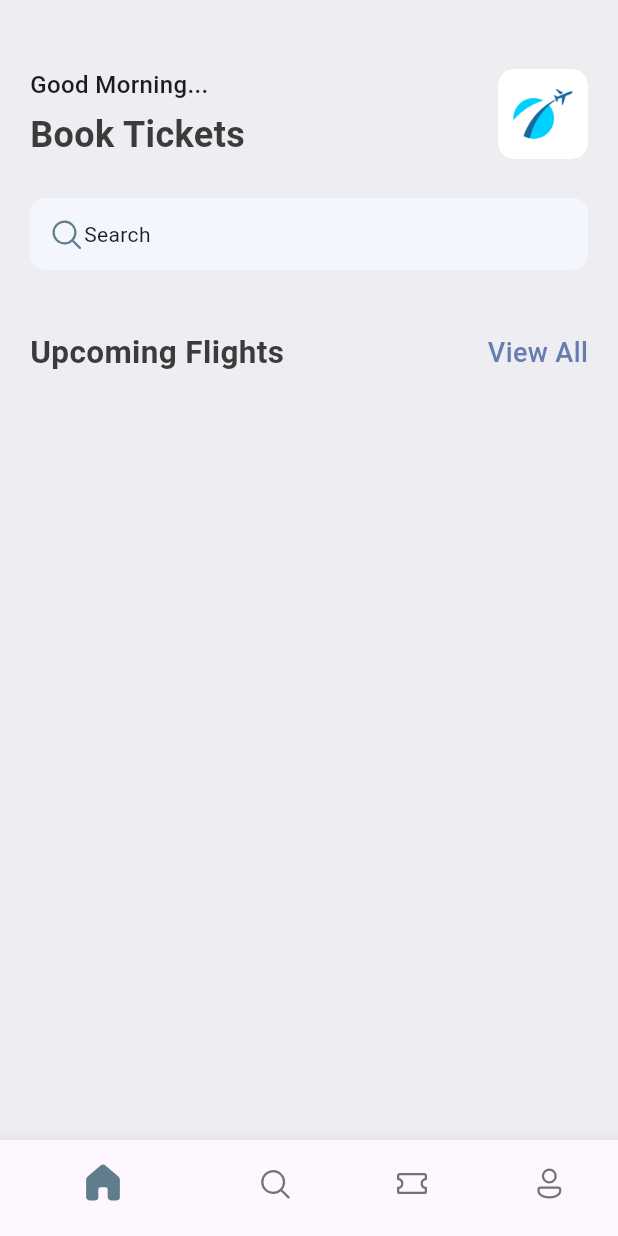
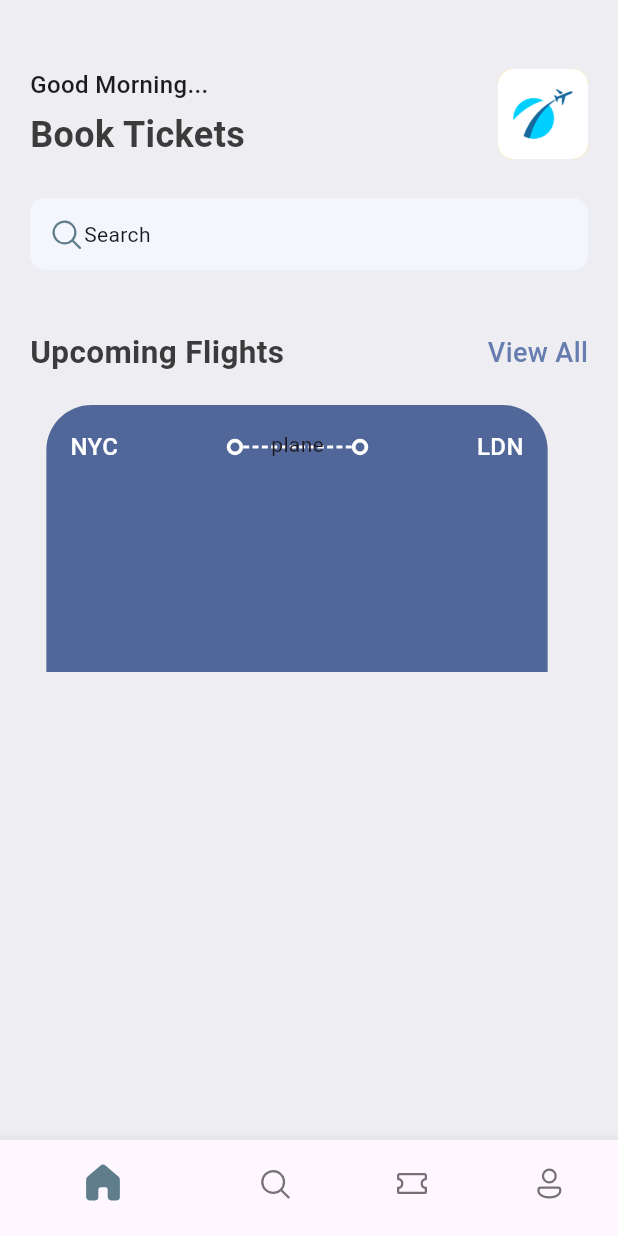
Before and after one commit to carlstep/ticket_app, a Flutter app: the screen it shows after launch, on a phone screen of 412 x 824 dp. Run offline on Flutter 3.47's test engine with Material 3 defaults, Android fonts, the phone set to English and light mode, and no system bars; our stand-ins replace fluentui_icons.

Commit message:
AppLayoutBuilderWidget wip

```diff
--- a/lib/base/res/styles/app_styles.dart
+++ b/lib/base/res/styles/app_styles.dart
@@ -13,6 +13,9 @@ class AppStyle {
   static Color bgColor = const Color(0xFFeeedf2);
 
   static Color textColor = const Color(0xFF3b3b3b);
+
+  // ticket view color
+  static Color ticketBlue = const Color(0xFF526799);
 
   static TextStyle textStyle =
       TextStyle(fontSize: 18, color: textColor, fontWeight: FontWeight.w500);
--- a/lib/base/widgets/app_double_text.dart
+++ b/lib/base/widgets/app_double_text.dart
@@ -2,7 +2,7 @@
 import 'package:flutter/material.dart';
 import 'package:ticket_app/base/res/styles/app_styles.dart';
 
-// a reusable widget to display text headings
+// a reusable widget to display section text headings
 // passes bigText variable and smallText variable
 //
 class AppDoubleText extends StatelessWidget {
--- /dev/null
+++ b/lib/base/widgets/app_layoutbuilder_widget.dart
@@ -0,0 +1,44 @@
+// ignore_for_file: public_member_api_docs, sort_constructors_first
+import 'package:flutter/material.dart';
+
+class AppLayoutBuilderWidget extends StatelessWidget {
+  // randomDivider variable passed to parent widget
+  final int randomDivider;
+
+  const AppLayoutBuilderWidget({
+    super.key,
+    required this.randomDivider,
+  });
+
+  @override
+  Widget build(BuildContext context) {
+    // LayoutBuilder adjusts the layout based on the constraints provided by the parent widget
+    return LayoutBuilder(
+        builder: (BuildContext context, BoxConstraints constraints) {
+      print('${(constraints.constrainWidth() / randomDivider).floor()}');
+      // Flex controls the distribution of available space
+      // must have a direction property
+      return Flex(
+        mainAxisAlignment: MainAxisAlignment.spaceBetween,
+        direction: Axis.horizontal,
+        // List.generate is used to generate a list of widgets based on a given condition
+        children: List.generate(
+          // (constraints.constrainWidth() / randomDivider).floor(), - this expression calculates the number of dividers to generate
+          // constraints.constrainWidth() >> retrieves the available width
+          // / randomDivider >> divides the available width by the given value, 6 in this case.
+          // .floor() >> method to round down the result to an integer (the integer is divided by randomDivider)
+          (constraints.constrainWidth() / randomDivider).floor(),
+          // at each index, returns a SizedBox
+          (index) => const SizedBox(
+            // width defines the length of the divider
+            // height defines the thickness
+            width: 4,
+            height: 2,
+            child: DecoratedBox(decoration: BoxDecoration(color: Colors.white)),
+          ),
+          // The AppLayoutBuilderWidget allows for dynamic generation of dividers based on the available space.
+        ),
+      );
+    });
+  }
+}
--- /dev/null
+++ b/lib/base/widgets/big_dot.dart
@@ -0,0 +1,19 @@
+import 'package:flutter/material.dart';
+
+class BigDot extends StatelessWidget {
+  const BigDot({super.key});
+
+  @override
+  Widget build(BuildContext context) {
+    return Container(
+      // padding determines the size of BigDot
+      padding: const EdgeInsets.all(3),
+      decoration: BoxDecoration(
+        // width determines the thickness of the line
+        border: Border.all(width: 2.5, color: Colors.white),
+        // borderRadius creates the circle effect
+        borderRadius: BorderRadius.circular(20),
+      ),
+    );
+  }
+}
--- /dev/null
+++ b/lib/base/widgets/ticket_view.dart
@@ -0,0 +1,73 @@
+import 'package:flutter/material.dart';
+import 'package:ticket_app/base/res/styles/app_styles.dart';
+import 'package:ticket_app/base/widgets/app_layoutbuilder_widget.dart';
+import 'package:ticket_app/base/widgets/big_dot.dart';
+
+class TicketView extends StatelessWidget {
+  const TicketView({super.key});
+
+  @override
+  Widget build(BuildContext context) {
+    final size = MediaQuery.of(context).size.width * 0.85;
+    return SizedBox(
+      height: 178,
+      width: size,
+      child: Container(
+        padding: const EdgeInsets.all(16),
+        margin: const EdgeInsets.only(right: 16),
+        decoration: BoxDecoration(
+          color: AppStyle.ticketBlue,
+          borderRadius: const BorderRadius.only(
+              topLeft: Radius.circular(30), topRight: Radius.circular(30)),
+        ),
+        child: Column(
+          children: [
+            Row(
+              children: [
+                // Text to display origin location
+                Text(
+                  'NYC',
+                  style: AppStyle.headlineStyle3.copyWith(color: Colors.white),
+                ),
+                Expanded(
+                  child: Container(),
+                ),
+                // BigDot... re-usable widget to display circular dot
+                const BigDot(),
+                // Expanded wraps a Stack widget
+                const Expanded(
+                  // Stack is used for layout, placing widgets on top of each other.
+                  child: Stack(
+                    children: [
+                      // SizedBox wraps the (custom) AppLayoutBuilderWidget
+                      // the height sets the position of the AppLayoutBuilderWidget
+                      SizedBox(
+                        height: 24,
+                        // AppLayoutBuilderWidget is a customer widget
+                        // randomDivider variable
+                        child: AppLayoutBuilderWidget(randomDivider: 6),
+                      ),
+                      Center(child: Text('plane'))
+                    ],
+                  ),
+                ),
+                const BigDot(),
+                Expanded(
+                  child: Container(),
+                ),
+                // Text to display destination location
+                Text(
+                  'LDN',
+                  style: AppStyle.headlineStyle3.copyWith(color: Colors.white),
+                ),
+              ],
+            ),
+            const Row(
+              children: [],
+            ),
+          ],
+        ),
+      ),
+    );
+  }
+}
--- a/lib/screens/home_screen.dart
+++ b/lib/screens/home_screen.dart
@@ -3,6 +3,7 @@ import 'package:flutter/material.dart';
 import 'package:ticket_app/base/res/media.dart';
 import 'package:ticket_app/base/res/styles/app_styles.dart';
 import 'package:ticket_app/base/widgets/app_double_text.dart';
+import 'package:ticket_app/base/widgets/ticket_view.dart';
 
 class HomeScreen extends StatelessWidget {
   const HomeScreen({super.key});
@@ -82,6 +83,10 @@ class HomeScreen extends StatelessWidget {
                   bigText: 'Upcoming Flights',
                   smallText: 'View All',
                 ),
+                SizedBox(
+                  height: 20,
+                ),
+                const TicketView(),
               ],
             ),
           ),
```
